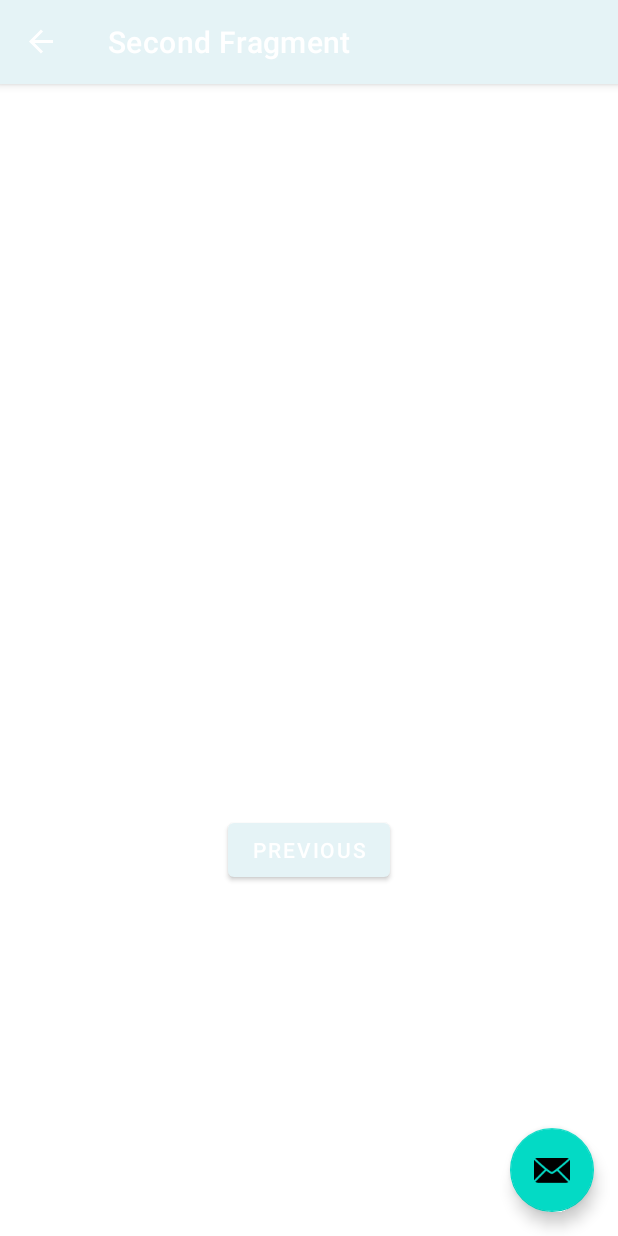
After one commit to Huyenhuynhh/RealNum, an Android app: the SecondFragment screen opened through its navigation route, on a phone screen of 412 x 824 dp. The commit adds this screen. Run offline under Robolectric (Android 15) with nearby library versions, the phone set to English and light mode, and no system bars; our stand-ins replace navigation-ui.

Commit message:
create blood pressure and blood glucose screens

```diff
--- /dev/null
+++ b/app/src/main/java/com/example/login/BloodGlucoseActivity.java
@@ -0,0 +1,51 @@
+package com.example.login;
+
+import android.os.Bundle;
+
+import com.google.android.material.snackbar.Snackbar;
+
+import androidx.appcompat.app.AppCompatActivity;
+
+import android.view.View;
+
+import androidx.navigation.NavController;
+import androidx.navigation.Navigation;
+import androidx.navigation.ui.AppBarConfiguration;
+import androidx.navigation.ui.NavigationUI;
+
+import com.example.login.databinding.ActivityBloodGlucoseBinding;
+
+public class BloodGlucoseActivity extends AppCompatActivity {
+
+    private AppBarConfiguration appBarConfiguration;
+    private ActivityBloodGlucoseBinding binding;
+
+    @Override
+    protected void onCreate(Bundle savedInstanceState) {
+        super.onCreate(savedInstanceState);
+
+        binding = ActivityBloodGlucoseBinding.inflate(getLayoutInflater());
+        setContentView(binding.getRoot());
+
+        setSupportActionBar(binding.toolbar);
+
+        NavController navController = Navigation.findNavController(this, R.id.nav_host_fragment_content_blood_glucose);
+        appBarConfiguration = new AppBarConfiguration.Builder(navController.getGraph()).build();
+        NavigationUI.setupActionBarWithNavController(this, navController, appBarConfiguration);
+
+        binding.fab.setOnClickListener(new View.OnClickListener() {
+            @Override
+            public void onClick(View view) {
+                Snackbar.make(view, "Replace with your own action", Snackbar.LENGTH_LONG)
+                        .setAction("Action", null).show();
+            }
+        });
+    }
+
+    @Override
+    public boolean onSupportNavigateUp() {
+        NavController navController = Navigation.findNavController(this, R.id.nav_host_fragment_content_blood_glucose);
+        return NavigationUI.navigateUp(navController, appBarConfiguration)
+                || super.onSupportNavigateUp();
+    }
+}
--- /dev/null
+++ b/app/src/main/java/com/example/login/FirstFragment.java
@@ -0,0 +1,47 @@
+package com.example.login;
+
+import android.os.Bundle;
+import android.view.LayoutInflater;
+import android.view.View;
+import android.view.ViewGroup;
+
+import androidx.annotation.NonNull;
+import androidx.fragment.app.Fragment;
+import androidx.navigation.fragment.NavHostFragment;
+
+import com.example.login.databinding.FragmentFirstBinding;
+
+public class FirstFragment extends Fragment {
+
+    private FragmentFirstBinding binding;
+
+    @Override
+    public View onCreateView(
+            LayoutInflater inflater, ViewGroup container,
+            Bundle savedInstanceState
+    ) {
+
+        binding = FragmentFirstBinding.inflate(inflater, container, false);
+        return binding.getRoot();
+
+    }
+
+    public void onViewCreated(@NonNull View view, Bundle savedInstanceState) {
+        super.onViewCreated(view, savedInstanceState);
+
+        binding.buttonFirst.setOnClickListener(new View.OnClickListener() {
+            @Override
+            public void onClick(View view) {
+                NavHostFragment.findNavController(FirstFragment.this)
+                        .navigate(R.id.action_FirstFragment_to_SecondFragment);
+            }
+        });
+    }
+
+    @Override
+    public void onDestroyView() {
+        super.onDestroyView();
+        binding = null;
+    }
+
+}
--- /dev/null
+++ b/app/src/main/java/com/example/login/SecondFragment.java
@@ -0,0 +1,47 @@
+package com.example.login;
+
+import android.os.Bundle;
+import android.view.LayoutInflater;
+import android.view.View;
+import android.view.ViewGroup;
+
+import androidx.annotation.NonNull;
+import androidx.fragment.app.Fragment;
+import androidx.navigation.fragment.NavHostFragment;
+
+import com.example.login.databinding.FragmentSecondBinding;
+
+public class SecondFragment extends Fragment {
+
+    private FragmentSecondBinding binding;
+
+    @Override
+    public View onCreateView(
+            LayoutInflater inflater, ViewGroup container,
+            Bundle savedInstanceState
+    ) {
+
+        binding = FragmentSecondBinding.inflate(inflater, container, false);
+        return binding.getRoot();
+
+    }
+
+    public void onViewCreated(@NonNull View view, Bundle savedInstanceState) {
+        super.onViewCreated(view, savedInstanceState);
+
+        binding.buttonSecond.setOnClickListener(new View.OnClickListener() {
+            @Override
+            public void onClick(View view) {
+                NavHostFragment.findNavController(SecondFragment.this)
+                        .navigate(R.id.action_SecondFragment_to_FirstFragment);
+            }
+        });
+    }
+
+    @Override
+    public void onDestroyView() {
+        super.onDestroyView();
+        binding = null;
+    }
+
+}
--- /dev/null
+++ b/app/src/main/res/layout/activity_blood_glucose.xml
@@ -0,0 +1,34 @@
+<?xml version="1.0" encoding="utf-8"?>
+<androidx.coordinatorlayout.widget.CoordinatorLayout xmlns:android="http://schemas.android.com/apk/res/android"
+    xmlns:app="http://schemas.android.com/apk/res-auto"
+    xmlns:tools="http://schemas.android.com/tools"
+    android:layout_width="match_parent"
+    android:layout_height="match_parent"
+    tools:context=".BloodGlucoseActivity">
+
+    <com.google.android.material.appbar.AppBarLayout
+        android:layout_width="match_parent"
+        android:layout_height="wrap_content"
+        android:theme="@style/Theme.Login.AppBarOverlay">
+
+        <androidx.appcompat.widget.Toolbar
+            android:id="@+id/toolbar"
+            android:layout_width="match_parent"
+            android:layout_height="?attr/actionBarSize"
+            android:background="?attr/colorPrimary"
+            app:popupTheme="@style/Theme.Login.PopupOverlay" />
+
+    </com.google.android.material.appbar.AppBarLayout>
+
+    <include layout="@layout/content_blood_glucose" />
+
+    <com.google.android.material.floatingactionbutton.FloatingActionButton
+        android:id="@+id/fab"
+        android:layout_width="wrap_content"
+        android:layout_height="wrap_content"
+        android:layout_gravity="bottom|end"
+        android:layout_marginEnd="@dimen/fab_margin"
+        android:layout_marginBottom="16dp"
+        app:srcCompat="@android:drawable/ic_dialog_email" />
+
+</androidx.coordinatorlayout.widget.CoordinatorLayout>
--- /dev/null
+++ b/app/src/main/res/layout/content_blood_glucose.xml
@@ -0,0 +1,19 @@
+<?xml version="1.0" encoding="utf-8"?>
+<androidx.constraintlayout.widget.ConstraintLayout xmlns:android="http://schemas.android.com/apk/res/android"
+    xmlns:app="http://schemas.android.com/apk/res-auto"
+    android:layout_width="match_parent"
+    android:layout_height="match_parent"
+    app:layout_behavior="@string/appbar_scrolling_view_behavior">
+
+    <fragment
+        android:id="@+id/nav_host_fragment_content_blood_glucose"
+        android:name="androidx.navigation.fragment.NavHostFragment"
+        android:layout_width="0dp"
+        android:layout_height="0dp"
+        app:defaultNavHost="true"
+        app:layout_constraintBottom_toBottomOf="parent"
+        app:layout_constraintLeft_toLeftOf="parent"
+        app:layout_constraintRight_toRightOf="parent"
+        app:layout_constraintTop_toTopOf="parent"
+        app:navGraph="@navigation/nav_graph2" />
+</androidx.constraintlayout.widget.ConstraintLayout>
--- /dev/null
+++ b/app/src/main/res/layout/fragment_second.xml
@@ -0,0 +1,27 @@
+<?xml version="1.0" encoding="utf-8"?>
+<androidx.constraintlayout.widget.ConstraintLayout xmlns:android="http://schemas.android.com/apk/res/android"
+    xmlns:app="http://schemas.android.com/apk/res-auto"
+    xmlns:tools="http://schemas.android.com/tools"
+    android:layout_width="match_parent"
+    android:layout_height="match_parent"
+    tools:context=".SecondFragment">
+
+    <TextView
+        android:id="@+id/textview_second"
+        android:layout_width="wrap_content"
+        android:layout_height="wrap_content"
+        app:layout_constraintBottom_toTopOf="@id/button_second"
+        app:layout_constraintEnd_toEndOf="parent"
+        app:layout_constraintStart_toStartOf="parent"
+        app:layout_constraintTop_toTopOf="parent" />
+
+    <Button
+        android:id="@+id/button_second"
+        android:layout_width="wrap_content"
+        android:layout_height="wrap_content"
+        android:text="@string/previous"
+        app:layout_constraintBottom_toBottomOf="parent"
+        app:layout_constraintEnd_toEndOf="parent"
+        app:layout_constraintStart_toStartOf="parent"
+        app:layout_constraintTop_toBottomOf="@id/textview_second" />
+</androidx.constraintlayout.widget.ConstraintLayout>
--- /dev/null
+++ b/app/src/main/res/navigation/nav_graph2.xml
@@ -0,0 +1,28 @@
+<?xml version="1.0" encoding="utf-8"?>
+<navigation xmlns:android="http://schemas.android.com/apk/res/android"
+    xmlns:app="http://schemas.android.com/apk/res-auto"
+    xmlns:tools="http://schemas.android.com/tools"
+    android:id="@+id/nav_graph2"
+    app:startDestination="@id/FirstFragment">
+
+    <fragment
+        android:id="@+id/FirstFragment"
+        android:name="com.example.login.FirstFragment"
+        android:label="@string/first_fragment_label"
+        tools:layout="@layout/fragment_first">
+
+        <action
+            android:id="@+id/action_FirstFragment_to_SecondFragment"
+            app:destination="@id/SecondFragment" />
+    </fragment>
+    <fragment
+        android:id="@+id/SecondFragment"
+        android:name="com.example.login.SecondFragment"
+        android:label="@string/second_fragment_label"
+        tools:layout="@layout/fragment_second">
+
+        <action
+            android:id="@+id/action_SecondFragment_to_FirstFragment"
+            app:destination="@id/FirstFragment" />
+    </fragment>
+</navigation>
--- /dev/null
+++ b/app/src/main/res/values-land/dimens.xml
@@ -0,0 +1,3 @@
+<resources>
+    <dimen name="fab_margin">48dp</dimen>
+</resources>
--- /dev/null
+++ b/app/src/main/res/values-w1240dp/dimens.xml
@@ -0,0 +1,3 @@
+<resources>
+    <dimen name="fab_margin">200dp</dimen>
+</resources>
--- /dev/null
+++ b/app/src/main/res/values-w600dp/dimens.xml
@@ -0,0 +1,3 @@
+<resources>
+    <dimen name="fab_margin">48dp</dimen>
+</resources>
--- /dev/null
+++ b/app/src/main/res/values/dimens.xml
@@ -0,0 +1,3 @@
+<resources>
+    <dimen name="fab_margin">16dp</dimen>
+</resources>
--- a/app/src/main/res/values/strings.xml
+++ b/app/src/main/res/values/strings.xml
@@ -32,5 +32,14 @@
     <string name="email_address_or_phone_number">Email address or phone number</string>
     <string name="password">Password</string>
     <string name="profile_activity_label">Profile Activity</string>
+    <string name="title_activity_blood_glucose">BloodGlucoseActivity</string>
+    <!-- Strings used for fragments for navigation -->
+    <string name="first_fragment_label">First Fragment</string>
+    <string name="second_fragment_label">Second Fragment</string>
+    <string name="next">Next</string>
+    <string name="previous">Previous</string>
+
+    <string name="hello_first_fragment">Hello first fragment</string>
+    <string name="hello_second_fragment">Hello second fragment. Arg: %1$s</string>
 
 </resources>
--- a/app/src/main/res/values/themes.xml
+++ b/app/src/main/res/values/themes.xml
@@ -13,4 +13,13 @@
         <item name="android:statusBarColor" tools:targetApi="l">?attr/colorPrimaryVariant</item>
         <!-- Customize your theme here. -->
     </style>
+
+    <style name="Theme.Login.NoActionBar">
+        <item name="windowActionBar">false</item>
+        <item name="windowNoTitle">true</item>
+    </style>
+
+    <style name="Theme.Login.AppBarOverlay" parent="ThemeOverlay.AppCompat.Dark.ActionBar" />
+
+    <style name="Theme.Login.PopupOverlay" parent="ThemeOverlay.AppCompat.Light" />
 </resources>
```
Also changed, not shown: app/src/main/AndroidManifest.xml (+11 -2 lines), app/src/main/java/com/example/login/BloodPressureActivity.java (added, +14 -0 lines), app/src/main/res/layout/activity_blood_pressure.xml (added, +9 -0 lines), app/src/main/res/layout/fragment_first.xml (added, +28 -0 lines).
